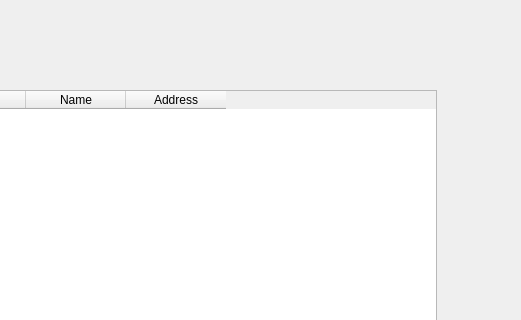
Old version of the form windows_desktop/w_contacts.ui in the repository mwcproject/mwc-qt-wallet; both pictures show x 159 to 680 and y 0 to 320 of the 680 by 487 pixel window.
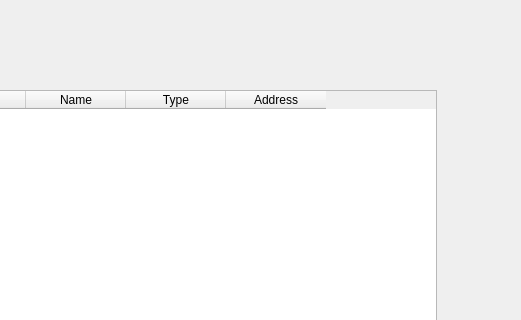
New version of the form. Icons and pictures are not drawn. Custom widgets are drawn as their Qt base class.

What changed in the file:
```diff
--- a/windows_desktop/w_contacts.ui
+++ b/windows_desktop/w_contacts.ui
@@ -53,6 +53,11 @@
          <string>Name</string>
         </property>
        </column>
+       <column>
+        <property name="text">
+         <string>Type</string>
+        </property>
+       </column>
        <column>
         <property name="text">
          <string>Address</string>
```
Left out of the diff: 29 changed lines with no effect on the pictures.
